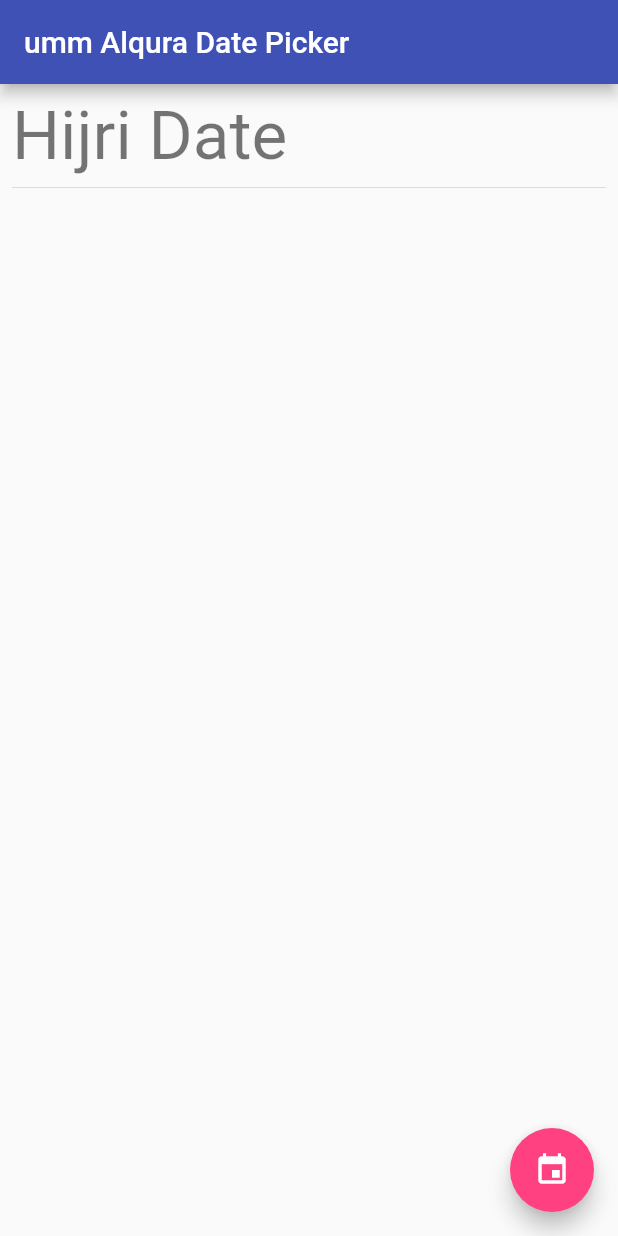
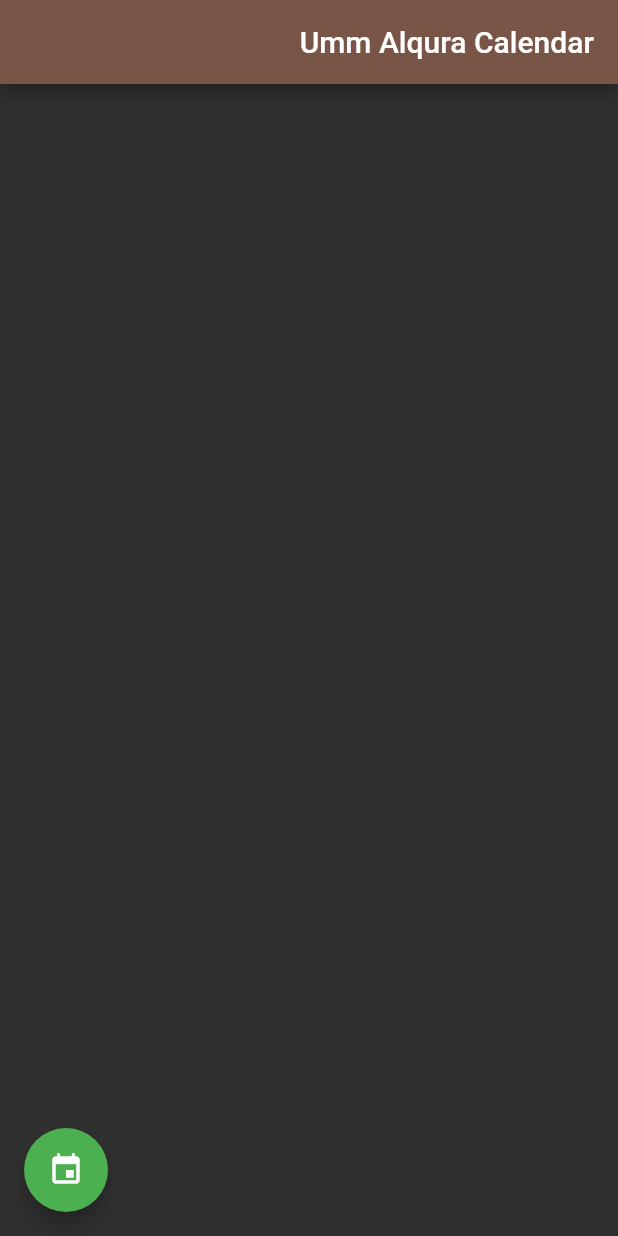
Before and after one commit to ahmedoid/hijri_picker, a Flutter app: the screen it shows after launch, on a phone screen of 412 x 824 dp. Run offline on Flutter 3.47's test engine with Material 2 defaults, Android fonts, the phone set to English and light mode, and no system bars; our stand-ins replace hijri.

```diff
--- a/example/lib/main.dart
+++ b/example/lib/main.dart
@@ -1,6 +1,7 @@
 import 'dart:async';
 
 import 'package:flutter/material.dart';
+import 'package:flutter_localizations/flutter_localizations.dart';
 import 'package:hijri/umm_alqura_calendar.dart';
 import 'package:hijri_picker/hijri_picker.dart';
 
@@ -12,13 +13,21 @@ class MyApp extends StatelessWidget {
   Widget build(BuildContext context) {
     return new MaterialApp(
         title: 'Flutter Demo',
+        localizationsDelegates: [
+          GlobalMaterialLocalizations.delegate,
+          GlobalWidgetsLocalizations.delegate,
+        ],
+        supportedLocales: [
+          //     const Locale('en', 'USA'),
+          const Locale('ar', 'SA'),
+        ],
         debugShowCheckedModeBanner: false,
         theme: new ThemeData(
-          primaryColor: Colors.indigo,
-          accentColor: Colors.pinkAccent,
-          brightness: Brightness.light,
+          primaryColor: Colors.brown,
+          accentColor: Colors.green,
+          brightness: Brightness.dark,
         ),
-        home: MyHomePage(title: "umm Alqura Date Picker"));
+        home: MyHomePage(title: "Umm Alqura Calendar"));
   }
 }
 
@@ -32,11 +41,11 @@ class MyHomePage extends StatefulWidget {
 }
 
 class _MyHomePageState extends State<MyHomePage> {
-  ummAlquraCalendar selectedDate = new ummAlquraCalendar.now();
+  UmmAlquraCalendar selectedDate = new UmmAlquraCalendar.now();
+
   @override
   Widget build(BuildContext context) {
-    print(selectedDate.fullDate());
-
+    UmmAlquraCalendar.setLocal(Localizations.localeOf(context).languageCode);
     return new Scaffold(
       appBar: new AppBar(
         title: new Text(widget.title),
@@ -45,14 +54,9 @@ class _MyHomePageState extends State<MyHomePage> {
         padding: const EdgeInsets.all(8.0),
         child: new Center(
           child: new Column(
-            mainAxisAlignment: MainAxisAlignment.start,
-            crossAxisAlignment: CrossAxisAlignment.stretch,
+            mainAxisAlignment: MainAxisAlignment.center,
+            //   crossAxisAlignment: CrossAxisAlignment.stretch,
             children: <Widget>[
-              new Text(
-                'Hijri Date',
-                style: Theme.of(context).textTheme.display2,
-              ),
-              Divider(),
               new Text(
                 '${selectedDate.toString()}',
                 style: Theme.of(context).textTheme.headline,
@@ -61,10 +65,7 @@ class _MyHomePageState extends State<MyHomePage> {
                 '${selectedDate.fullDate()}',
                 style: Theme.of(context).textTheme.headline,
               ),
-              new Text(
-                '${selectedDate.toString()}',
-                style: Theme.of(context).textTheme.headline,
-              ),
+
             ],
           ),
         ),
@@ -78,22 +79,24 @@ class _MyHomePageState extends State<MyHomePage> {
   }
 
   Future<Null> _selectDate(BuildContext context) async {
-    final ummAlquraCalendar picked = await showHijriDatePicker(
+    final UmmAlquraCalendar picked = await showHijriDatePicker(
       context: context,
       initialDate: selectedDate,
-      lastDate: new ummAlquraCalendar()
-        ..hYear = 1442
+
+      lastDate: new UmmAlquraCalendar()
+        ..hYear = 1445
         ..hMonth = 9
         ..hDay = 25,
-      firstDate: new ummAlquraCalendar()
+      firstDate: new UmmAlquraCalendar()
         ..hYear = 1438
         ..hMonth = 12
         ..hDay = 25,
       initialDatePickerMode: DatePickerMode.day,
     );
     print(picked);
-    if (picked != null) setState(() {
-      selectedDate = picked;
-    });
+    if (picked != null)
+      setState(() {
+        selectedDate = picked;
+      });
   }
 }
--- a/example/pubspec.yaml
+++ b/example/pubspec.yaml
@@ -10,7 +10,8 @@ dependencies:
   cupertino_icons: ^0.1.2
   hijri_picker:
     path : ../
-
+  flutter_localizations:
+    sdk: flutter
 dev_dependencies:
   flutter_test:
     sdk: flutter
```
Also changed, not shown: lib/hijri_picker.dart (+81 -73 lines), pubspec.yaml (+3 -4 lines), example/pubspec.lock, pubspec.lock, 22 other files.
